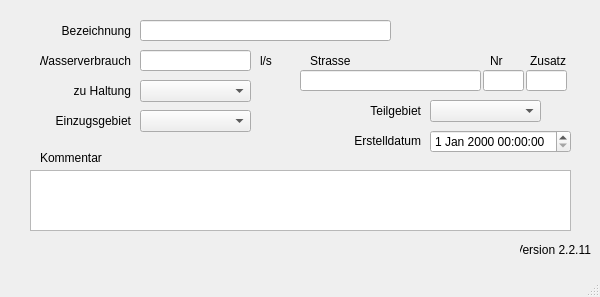
This is qkan/database/templates/einleit.ui in hoettges/QKan as Qt 5 draws it before an edit. The edited form follows.
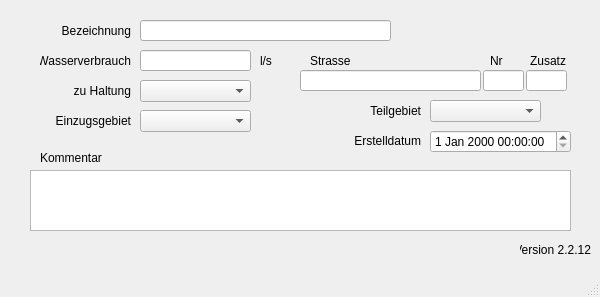
This is the edited form. Custom widgets are drawn as their Qt base class.

Patch:
```diff
--- a/qkan/database/templates/einleit.ui
+++ b/qkan/database/templates/einleit.ui
@@ -239,7 +239,7 @@
      <string>Version QKan Import</string>
     </property>
     <property name="text">
-     <string>Version 2.2.11</string>
+     <string>Version 2.2.12</string>
     </property>
     <property name="alignment">
      <set>Qt::AlignRight|Qt::AlignTrailing|Qt::AlignVCenter</set>
```
